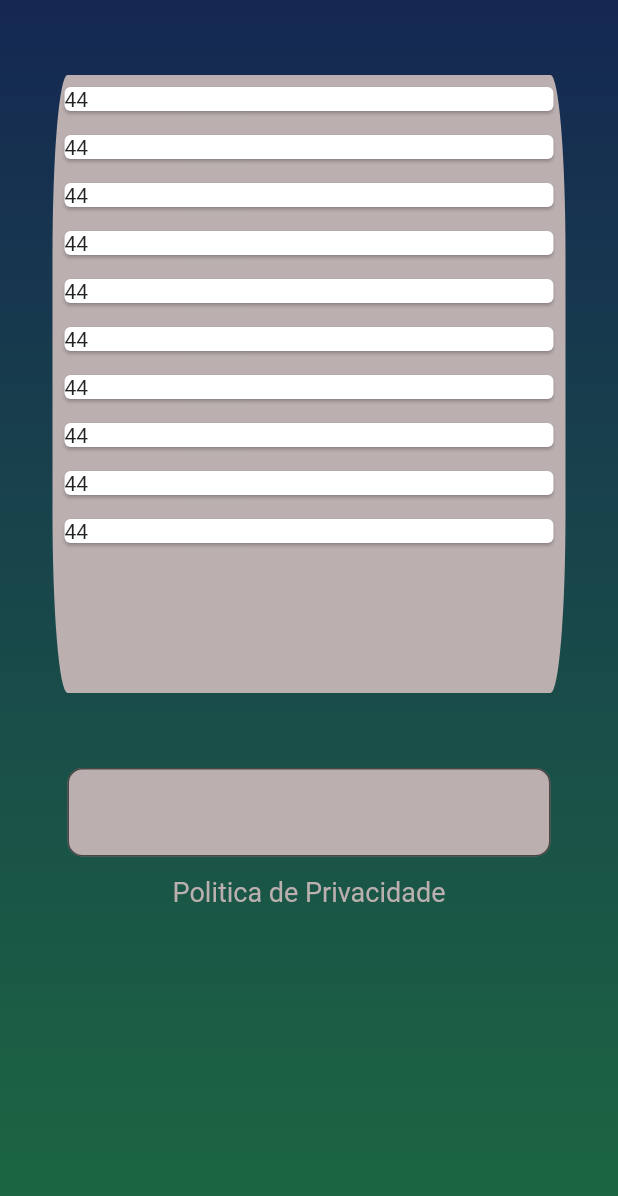
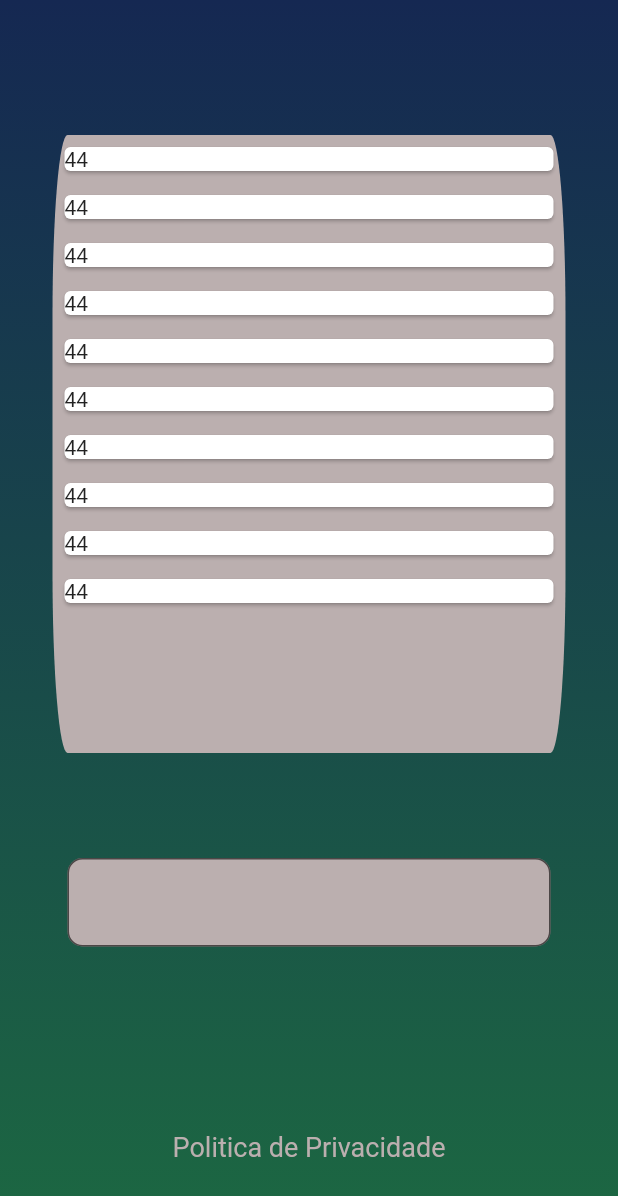
Before and after one commit to absjuniordev/prova_flutter, a Flutter app: the InformationPage screen opened directly, on a phone screen of 412 x 824 dp. Shown: the top 1196 px of the screen. Run offline on Flutter 3.47's test engine with Material 2 defaults, Android fonts, the phone set to English and light mode, and no system bars; our stand-ins replace flutter_animate, page_transition; missing offline and left inert: flutter_inappwebview.

Commit message:
Ajuste da tela de informações

```diff
--- a/lib/page/information_page.dart
+++ b/lib/page/information_page.dart
@@ -10,21 +10,23 @@ class InformationPage extends StatelessWidget {
     return SafeArea(
       child: Scaffold(
         body: Container(
+          height: MediaQuery.of(context).size.height,
           decoration: BoxDecoration(
             gradient: LinearGradient(
               begin: Alignment.bottomCenter,
               end: Alignment.topCenter,
               colors: [
                 CustomColor().getGradientSecColor(),
-                CustomColor().getGradientMainColor()
+                CustomColor().getGradientMainColor(),
               ],
             ),
           ),
-          child: Column(
+          child: ListView(
             children: [
+              const SizedBox(height: 20),
               Container(
                 margin:
-                    const EdgeInsets.symmetric(vertical: 50, horizontal: 35),
+                    const EdgeInsets.symmetric(vertical: 70, horizontal: 35),
                 height: MediaQuery.of(context).size.height / 2,
                 decoration: BoxDecoration(
                   color: CustomColor().getFillColor(),
@@ -57,6 +59,7 @@ class InformationPage extends StatelessWidget {
                   ),
                 ),
               ),
+              const SizedBox(height: 110),
               const CustomTextButton(
                 text_1:
                     "Este link irá te direcionar para uma página externa, deseja continuar?",
--- /dev/null
+++ b/lib/shared/custom_show_alert.dart
@@ -0,0 +1,13 @@
+import 'package:flutter/material.dart';
+
+void showAlertDialog(BuildContext context, String title, String content) {
+  showDialog(
+    context: context,
+    builder: (builder) {
+      return AlertDialog(
+        title: Text(title),
+        content: Text(content),
+      );
+    },
+  );
+}
--- a/lib/shared/widgets/custom_elevated_button.dart
+++ b/lib/shared/widgets/custom_elevated_button.dart
@@ -1,5 +1,3 @@
-// ignore_for_file: use_build_context_synchronously
-
 import 'package:flutter/material.dart';
 import 'package:page_transition/page_transition.dart';
 
@@ -7,6 +5,7 @@ import 'package:target_sistemas/repositories/mock_auth_serivce.dart';
 import 'package:target_sistemas/shared/constant/custom_color.dart';
 
 import '../../page/information_page.dart';
+import '../custom_show_alert.dart';
 
 class CustomElevatedButtom extends StatefulWidget {
   final TextEditingController controllerUsuario;
@@ -103,16 +102,4 @@ class _CustomElevatedButtomState extends State<CustomElevatedButtom> {
   bool isPasswordValid(String password) {
     return password.length >= 2;
   }
-
-  void showAlertDialog(BuildContext context, String title, String content) {
-    showDialog(
-      context: context,
-      builder: (builder) {
-        return AlertDialog(
-          title: Text(title),
-          content: Text(content),
-        );
-      },
-    );
-  }
 }
--- a/lib/shared/widgets/custom_text_button.dart
+++ b/lib/shared/widgets/custom_text_button.dart
@@ -40,7 +40,8 @@ class CustomTextButton extends StatelessWidget {
                 ),
               ],
             );
-            });
+          },
+        );
       },
       child: Text(
         text_2,
```
Lines whose indentation alone changed are shown as unchanged.
